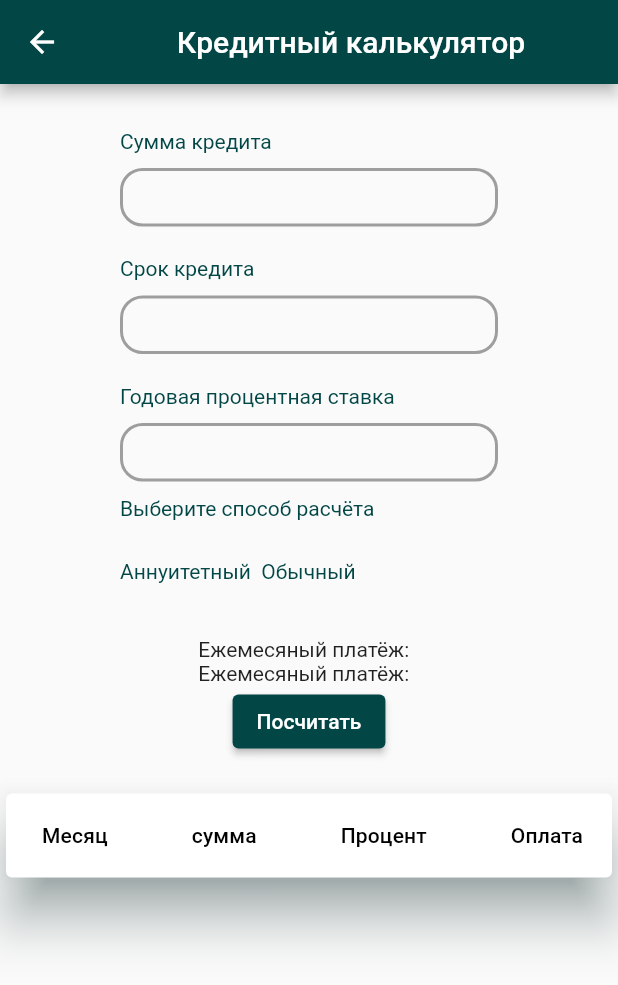
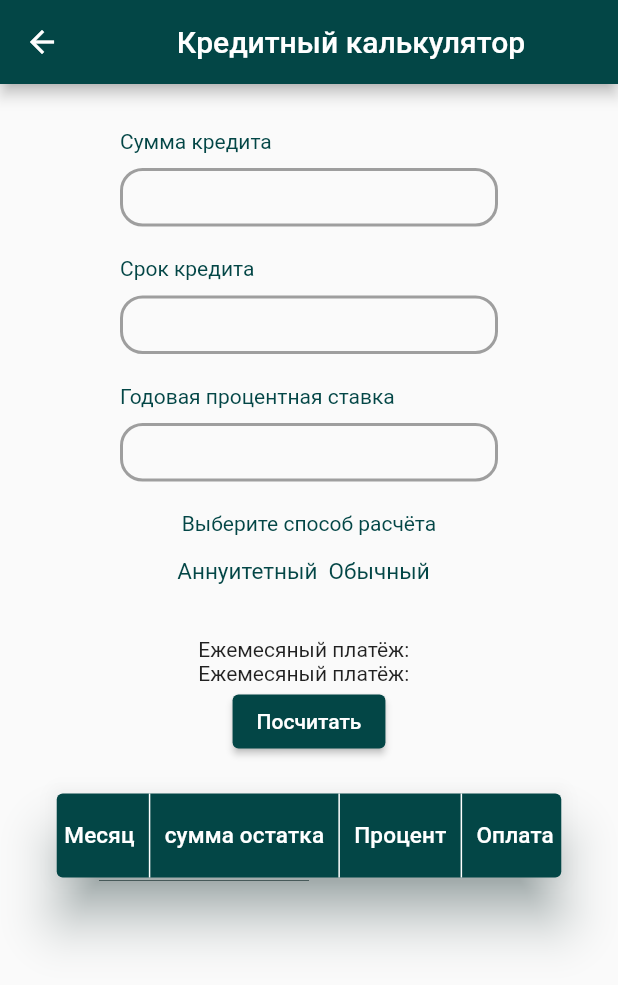
Before and after one commit to Ozod9999/-, a Flutter app: the CreditCalcRusWidget screen opened by its route, on a phone screen of 412 x 824 dp. Shown: the top 985 px of the screen. Run offline on Flutter 3.47's test engine with Material 2 defaults, Android fonts, the phone set to English and light mode, and no system bars.

Commit message:
table modif

```diff
--- a/lib/theme/calculate_window_decoration.dart
+++ b/lib/theme/calculate_window_decoration.dart
@@ -72,13 +72,14 @@ class _CalculateDecorationState extends State<CalculateDecoration> {
                   ),
                   SizedBox(height: 10),
                   ProcentWidget(),
-                  SizedBox(height: 10),
-                  Text(
-                    'Выберите способ расчёта',
-                    style: TextStyle(color: AppColors.mainDarkGreen),
+                  SizedBox(height: 20),
+                  Center(
+                    child: Text(
+                      'Выберите способ расчёта',
+                      style: TextStyle(color: AppColors.mainDarkGreen),
+                    ),
                   ),
-                  SizedBox(height: 10),
-                  ToggleButtonWidget(),
+                  Center(child: ToggleButtonWidget(),),
                   SizedBox(height: 20),
                 ],
               ),
--- a/lib/widget/table_calculation.dart
+++ b/lib/widget/table_calculation.dart
@@ -1,7 +1,11 @@
 import 'package:flutter/material.dart';
 import 'package:flutter_application_work/logic_calculate/kredi_cal_logic.dart';
-import 'package:flutter_application_work/theme/app_Colors/app_colors.dart';
+import '../theme/app_Colors/app_colors.dart';
 
+
+var textStile = const TextStyle(
+   fontSize: 15,
+   color: Colors.white,);
 class TableCalculation extends StatefulWidget {
   const TableCalculation({Key? key}) : super(key: key);
 
@@ -10,34 +14,43 @@ class TableCalculation extends StatefulWidget {
 }
 
 class _TableCalculationState extends State<TableCalculation> {
+
   @override
   Widget build(BuildContext context) {
     return Card(
+      color: AppColors.mainDarkGreen,
       elevation: 15,
       shadowColor: AppColors.mainDarkGreen,
       child: SingleChildScrollView(
         child: DataTable(
-          columns: const [
+          border: const TableBorder(
+            borderRadius: BorderRadius.all(Radius.circular(10),),
+            horizontalInside: BorderSide(color: Colors.white),
+            verticalInside: BorderSide(color: Colors.white),),
+          dividerThickness: 2,
+          horizontalMargin: 5,
+          columnSpacing: 20,
+          columns: [
             DataColumn(
-              label: Text('Месяц'),
+              label: Text('Месяц', style: textStile),
             ),
             DataColumn(
-              label: Text('сумма'),
+              label: Text('сумма остатка', style: textStile),
             ),
             DataColumn(
-              label: Text('Процент'),
+              label: Text('Процент', style: textStile),
               ),
             DataColumn(
-              label: Text('Оплата'),
+              label: Text('Оплата', style: textStile),
               ),
           ],
           rows: [
             for (var i = 0; i < items.length; i++)
                 DataRow(cells: [
-                  DataCell(Text(' ${items[i]}')),
-                  DataCell(Text(' ${itemsDebt[i]}')),
-                  DataCell(Text(' ${itemsDebtPros[i]}')),
-                  DataCell(Text(' ${itemsPayment[i]}')),
+                  DataCell(Text(' ${items[i]}', style: textStile)),
+                  DataCell(Text('${itemsDebt[i]}', style: textStile)),
+                  DataCell(Text('${itemsDebtPros[i]}', style: textStile)),
+                  DataCell(Text('${itemsPayment[i]}', style: textStile)),
                 ]),
           ],
         ),
--- a/lib/widget/window_calculate.dart
+++ b/lib/widget/window_calculate.dart
@@ -112,7 +112,7 @@ class ToggleButtonWidget extends StatefulWidget {
 
 late List<bool> isSelected;
 int? choiceCalculate;
-
+var textStile = const TextStyle(fontSize: 15);
 class _ToggleButtonWidgetState extends State<ToggleButtonWidget> {
   void _choiceCalculButton(int index) {
     setState(() {
@@ -139,18 +139,18 @@ class _ToggleButtonWidgetState extends State<ToggleButtonWidget> {
   @override
   Widget build(BuildContext context) {
     return ToggleButtons(
-      children: const [
-        Text('Аннуитетный'),
-        Text('  Обычный  '),
+      children: [
+        Text('Аннуитетный', style: textStile,),
+        Text('  Обычный  ', style: textStile,),
       ],
-      borderRadius: BorderRadius.circular(10),
+      borderRadius: BorderRadius.circular(5),
       onPressed: _choiceCalculButton,
       isSelected: isSelected,
       color: AppColors.mainDarkGreen,
       constraints: BoxConstraints(minHeight: 30),
       renderBorder: false,
-      selectedColor: Color.fromARGB(100, 250, 0, 0),
-      selectedBorderColor: AppColors.mainDarkGreen,
+      selectedColor: Colors.white,
+      fillColor: AppColors.mainDarkGreen,
     );
   }
 }
```
